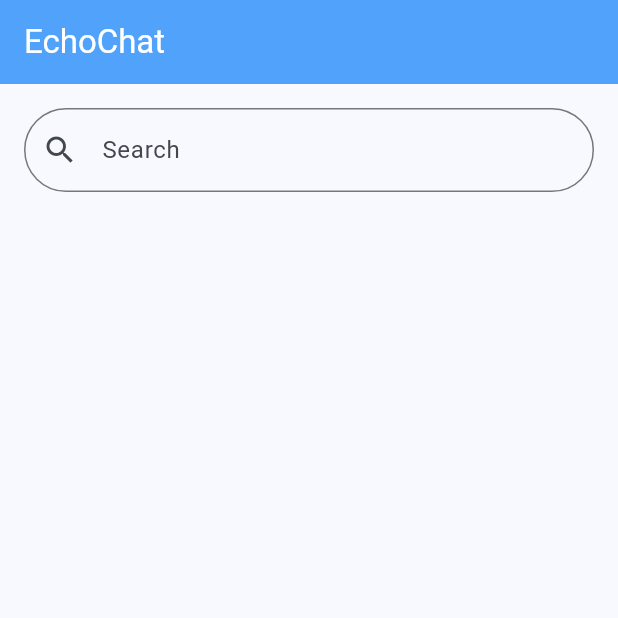
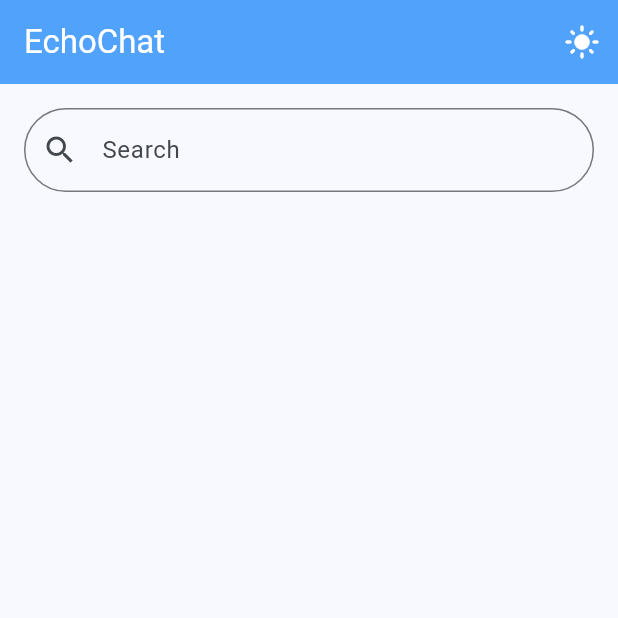
Before and after one commit to prashant-180206/echochat, a Flutter app: the TabPage screen opened directly, item 2 of the bottom bar chosen, on a phone screen of 412 x 824 dp, the top half of it. Run offline on Flutter 3.47's test engine with Material 3 defaults, Android fonts, the phone set to English and light mode, and no system bars; our stand-ins replace flutter_dotenv, flutter_hooks, flutter_riverpod, freezed_annotation, hooks_riverpod, image_picker and 3 more; missing offline and left inert: flutter_debouncer, flutter_skeleton_ui; accounts and stored records are empty; generated files the repository leaves out were written again.

Commit message:
Theme Functionality Added

```diff
--- a/lib/pages/tab_page.dart
+++ b/lib/pages/tab_page.dart
@@ -1,17 +1,19 @@
+import 'package:echochat/core/providers/app_theme_provider.dart';
 import 'package:echochat/pages/tabs/conversation_tab.dart';
 import 'package:echochat/pages/tabs/discover_tab.dart';
 import 'package:echochat/pages/tabs/profile_tab.dart';
 import 'package:echochat/pages/tabs/settings_tab.dart';
 import 'package:flutter/material.dart';
+import 'package:flutter_riverpod/flutter_riverpod.dart';
 
-class TabPage extends StatefulWidget {
+class TabPage extends ConsumerStatefulWidget {
   const TabPage({super.key});
 
   @override
-  State<TabPage> createState() => _TabPageState();
+  ConsumerState<TabPage> createState() => _TabPageState();
 }
 
-class _TabPageState extends State<TabPage> {
+class _TabPageState extends ConsumerState<TabPage> {
   int _currentIndex = 0;
 
   final List<Widget> _tabs = const [
@@ -23,10 +25,19 @@ class _TabPageState extends State<TabPage> {
 
   @override
   Widget build(BuildContext context) {
+    final thememode = ref.watch(appThemeProvider);
+      final theme = ref.read(appThemeProvider.notifier);
+
     return Scaffold(
       appBar: AppBar(
         title: const Text("EchoChat"),
         foregroundColor: Colors.white,
+        actions: [
+          IconButton(
+            onPressed: () => theme.toggleTheme(),
+            icon:  Icon(thememode==ThemeMode.light ? Icons.dark_mode : Icons.light_mode),
+          )
+        ],
       ),
       body: _tabs[_currentIndex],
 
--- a/lib/utils/file_utils.dart
+++ b/lib/utils/file_utils.dart
@@ -32,4 +32,5 @@ class FileUtils {
       rethrow;
     }
   }
+
 }
```
Also changed, not shown: lib/core/providers/app_theme_provider.dart (added, +20 -0 lines), lib/main.dart (+50 -4 lines), lib/pages/edit/widgets/profile_update_form.dart (+16 -0 lines).
